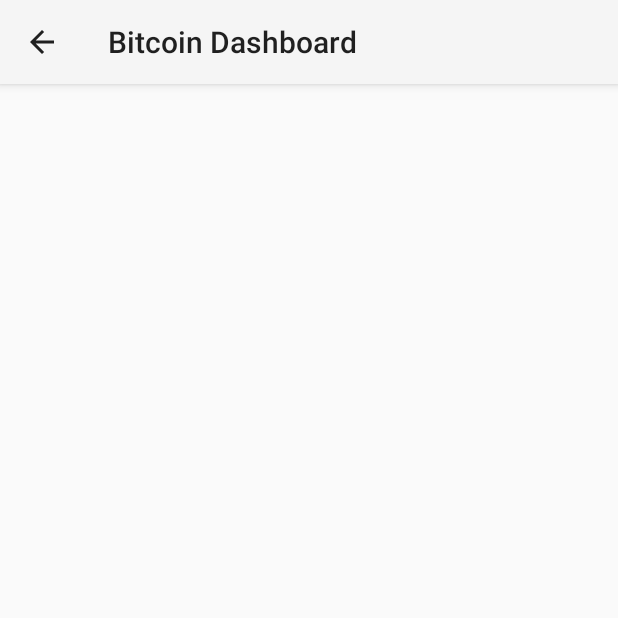
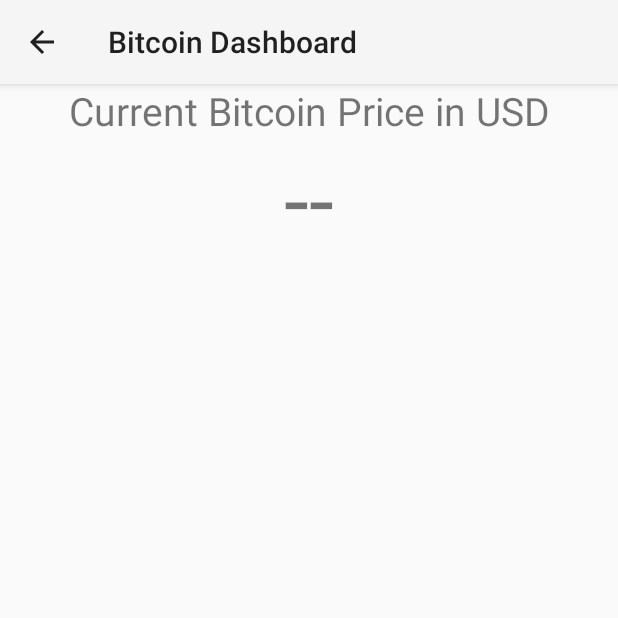
Before and after one commit to jimmyklein4/Bitcoin-Dashboard, an Android app: the screen it shows after launch (MainActivity), on a phone screen of 412 x 824 dp, the top half of it. Run offline under Robolectric (Android 15) with nearby library versions, the phone set to English and light mode, and no system bars; 2 statements that could not run were skipped.

Commit message:
fixed a bit of the price layout, also its first now

```diff
--- a/app/src/main/java/edu/temple/tuf21842/bitcoindashboard/MainActivity.java
+++ b/app/src/main/java/edu/temple/tuf21842/bitcoindashboard/MainActivity.java
@@ -28,7 +28,13 @@ public class MainActivity extends Activity {
         setContentView(R.layout.activity_main);
         mTitle = mDrawerTitle = getTitle();
 
+        //Set the initial fragment
+        PriceFragment priceFragment = new PriceFragment();
+        getFragmentManager().beginTransaction()
+                .add(R.id.content_frame, priceFragment)
+                .commit();
 
+        //Drawer init
         mTitles = getResources().getStringArray(R.array.options_array);
         mDrawerLayout = (DrawerLayout) findViewById(R.id.drawer_layout);
         mDrawerList = (ListView) findViewById(R.id.left_drawer);
--- a/app/src/main/res/layout/fragment_price.xml
+++ b/app/src/main/res/layout/fragment_price.xml
@@ -3,12 +3,22 @@
     android:layout_width="match_parent"
     android:layout_height="match_parent"
     tools:context="edu.temple.tuf21842.bitcoindashboard.PriceFragment">
-    <TextView
+    <LinearLayout
         android:layout_width="match_parent"
-        android:layout_height="wrap_content"
-        android:id="@+id/current_price"
-        android:textSize="36sp"
-        android:textAlignment="center"
-        android:text="--"/>
-
+        android:layout_height="match_parent"
+        android:orientation="vertical">
+        <TextView
+            android:layout_width="match_parent"
+            android:layout_height="wrap_content"
+            android:text="@string/current_price_in"
+            android:textSize="26sp"
+            android:textAlignment="center"/>
+        <TextView
+            android:layout_width="match_parent"
+            android:layout_height="wrap_content"
+            android:id="@+id/current_price"
+            android:textSize="60sp"
+            android:textAlignment="center"
+            android:text="--"/>
+    </LinearLayout>
 </FrameLayout>
--- a/app/src/main/res/values/strings.xml
+++ b/app/src/main/res/values/strings.xml
@@ -5,6 +5,7 @@
         <item>Block Info</item>
         <item>Balance</item>
     </string-array>
+    <string name="current_price_in">Current Bitcoin Price in USD</string>
     <string name="drawer_open">Open navigation drawer</string>
     <string name="drawer_close">Close navigation drawer</string>
 </resources>
```
